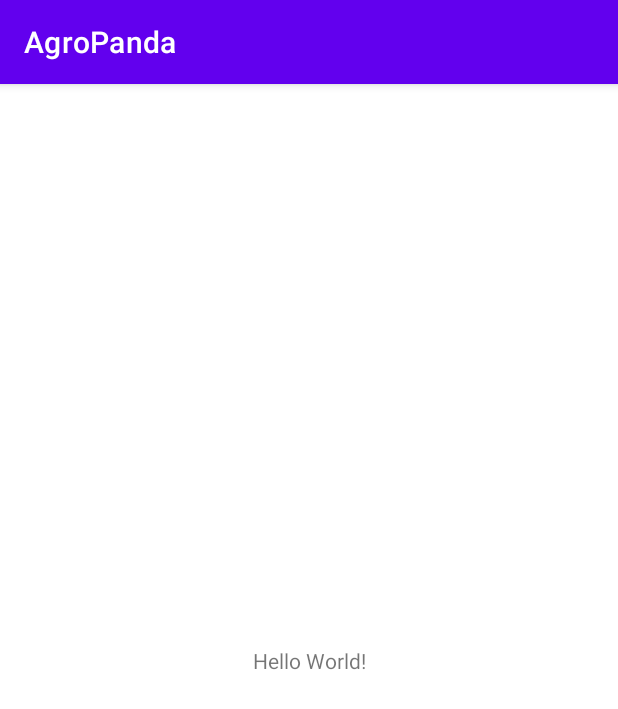
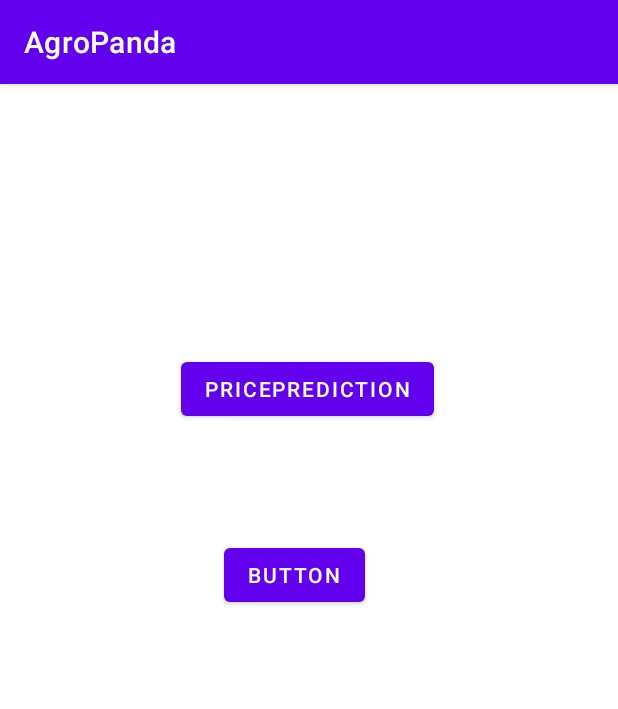
Before and after one commit to Anjaa84/finalyearproject, an Android app: the screen it shows after launch (MainActivity), on a phone screen of 412 x 824 dp. Shown: the top 709 px of the screen. Run offline under Robolectric (Android 15) with nearby library versions, the phone set to English and light mode, and no system bars.

Commit message:
init price prediction 1

```diff
--- a/android/app/src/main/AndroidManifest.xml
+++ b/android/app/src/main/AndroidManifest.xml
@@ -9,6 +9,7 @@
         android:roundIcon="@mipmap/ic_launcher_round"
         android:supportsRtl="true"
         android:theme="@style/Theme.AgroPanda">
+        <activity android:name=".veg_price_prediction.PricePredictionActivity"></activity>
         <activity android:name=".MainActivity">
             <intent-filter>
                 <action android:name="android.intent.action.MAIN" />
--- a/android/app/src/main/java/com/example/agropanda/MainActivity.java
+++ b/android/app/src/main/java/com/example/agropanda/MainActivity.java
@@ -2,7 +2,12 @@
 
 import androidx.appcompat.app.AppCompatActivity;
 
+import android.content.Intent;
 import android.os.Bundle;
+import android.view.View;
+import android.widget.Button;
+
+import com.example.agropanda.veg_price_prediction.PricePredictionActivity;
 
 public class MainActivity extends AppCompatActivity {
 
@@ -10,5 +15,15 @@
     protected void onCreate(Bundle savedInstanceState) {
         super.onCreate(savedInstanceState);
         setContentView(R.layout.activity_main);
+
+        Button button = findViewById(R.id.price_prediction_button);
+        button.setOnClickListener(new View.OnClickListener() {
+            @Override
+            public void onClick(View view) {
+                Intent intent = new Intent(MainActivity.this, PricePredictionActivity.class);
+                startActivity(intent);
+            }
+        });
+
     }
 }
--- a/android/app/src/main/res/layout/activity_main.xml
+++ b/android/app/src/main/res/layout/activity_main.xml
@@ -6,13 +6,30 @@
     android:layout_height="match_parent"
     tools:context=".MainActivity">
 
-    <TextView
+    <Button
+        android:id="@+id/price_prediction_button"
         android:layout_width="wrap_content"
         android:layout_height="wrap_content"
-        android:text="Hello World!"
+        android:layout_marginTop="180dp"
+        android:layout_marginBottom="38dp"
+        android:text="PricePrediction"
+        app:layout_constraintBottom_toTopOf="@+id/button2"
+        app:layout_constraintEnd_toEndOf="parent"
+        app:layout_constraintHorizontal_bias="0.497"
+        app:layout_constraintStart_toStartOf="parent"
+        app:layout_constraintTop_toTopOf="parent"
+        app:layout_constraintVertical_bias="1.0" />
+
+    <Button
+        android:id="@+id/button2"
+        android:layout_width="wrap_content"
+        android:layout_height="wrap_content"
+        android:layout_marginTop="38dp"
+        android:layout_marginBottom="417dp"
+        android:text="Button"
         app:layout_constraintBottom_toBottomOf="parent"
-        app:layout_constraintLeft_toLeftOf="parent"
-        app:layout_constraintRight_toRightOf="parent"
-        app:layout_constraintTop_toTopOf="parent" />
-
+        app:layout_constraintEnd_toEndOf="parent"
+        app:layout_constraintHorizontal_bias="0.47"
+        app:layout_constraintStart_toStartOf="parent"
+        app:layout_constraintTop_toBottomOf="@+id/price_prediction_button" />
 </androidx.constraintlayout.widget.ConstraintLayout>
```
Also changed, not shown: android/app/src/main/java/com/example/agropanda/veg_price_prediction/PricePredictionActivity.java (added, +16 -0 lines), android/app/src/main/res/layout/activity_price_prediction.xml (added, +19 -0 lines).
